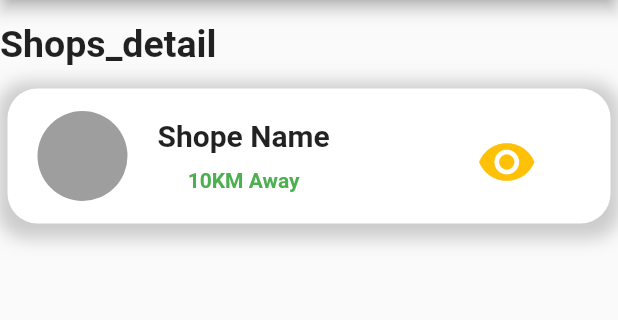
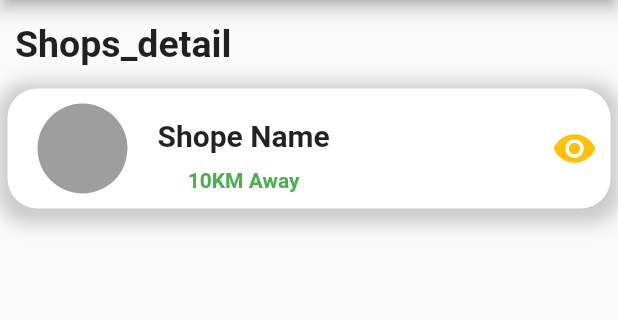
Before and after one commit to javedmughal-058/vehicle_management_app_in_flutter, a Flutter app: the bike_detail screen opened directly, on a phone screen of 412 x 824 dp, the part 84-404 px from its top. Run offline on Flutter 3.47's test engine with Material 2 defaults, Android fonts, the phone set to English and light mode, and no system bars; our stand-ins replace animated_text_kit, carousel_slider.

Commit message:
Update bike_detail.dart

```diff
--- a/lib/Screens/bike_detail.dart
+++ b/lib/Screens/bike_detail.dart
@@ -18,11 +18,11 @@ class _bike_detailState extends State<bike_detail> {
       body: ListView(
         children: [
           SizedBox(height: 15,),
-          Text("Shops_detail",style: TextStyle(fontWeight: FontWeight.bold,fontSize: 25),),
+          Padding(padding: EdgeInsets.only(left: 10),child: const Text("Shops_detail",style: TextStyle(fontWeight: FontWeight.bold,fontSize: 25),)),
           SizedBox(height: 15,),
           Container(
             margin: EdgeInsets.only(left: 5,right: 5),
-            height: 90,
+            height: 80,
             decoration: BoxDecoration(
                 borderRadius: BorderRadius.circular(20),
                 color: Colors.white,
@@ -51,9 +51,9 @@ class _bike_detailState extends State<bike_detail> {
                     Text("10KM Away",style: TextStyle(color: Colors.green,fontWeight: FontWeight.bold),),
                   ],
                 ),
-                SizedBox(width: 90,),
+                Spacer(),
                 IconButton(
-                  icon: const Icon(Icons.remove_red_eye,size: 40,),
+                  icon: const Icon(Icons.remove_red_eye,size: 30,),
                   color: Colors.amber,
                   onPressed: () {
 
```
